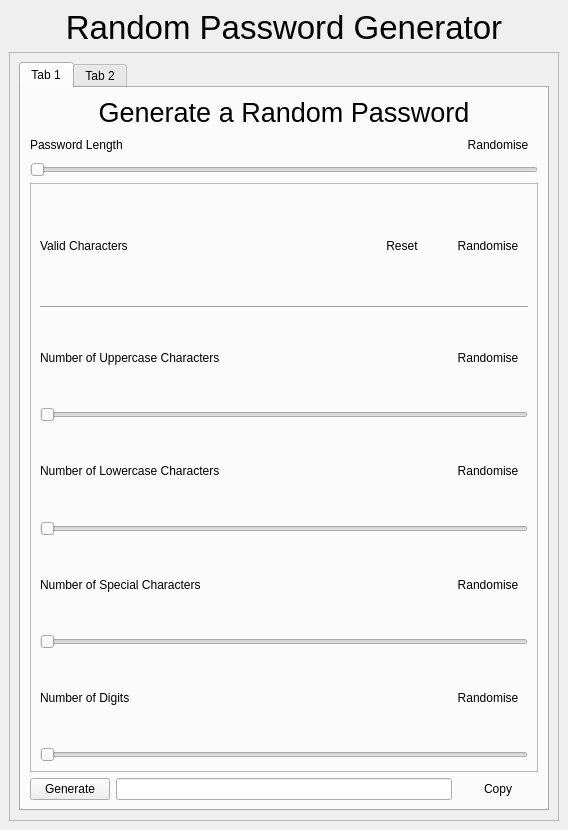
Above: ui/main_window.ui from sonalkarmakar/Random-Password-Generator before the change. Below: the same form after it.
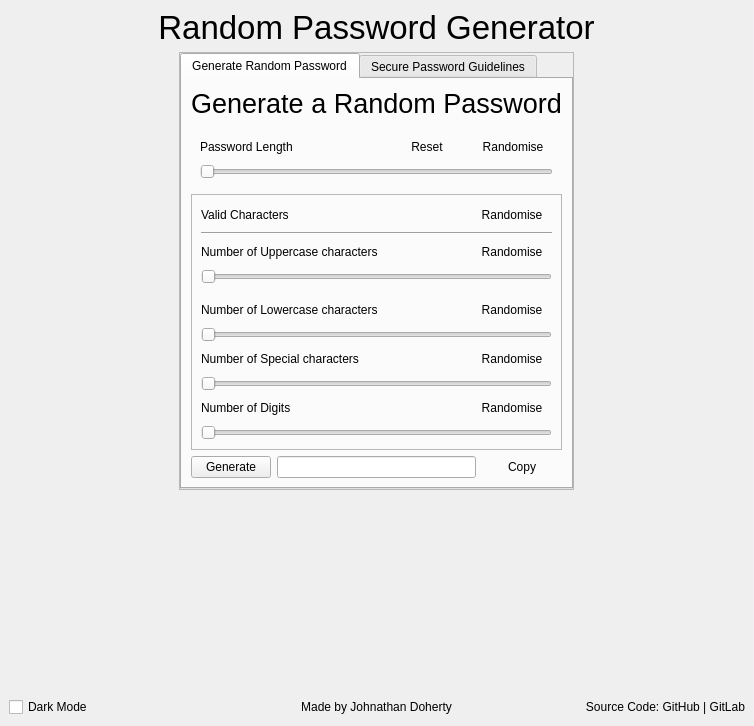
That is the form after the change.

Commit message: Created new layout matching the usual template

The edit to the form file:
```diff
--- a/ui/main_window.ui
+++ b/ui/main_window.ui
@@ -6,35 +6,20 @@
    <rect>
     <x>0</x>
     <y>0</y>
-    <width>568</width>
-    <height>830</height>
+    <width>754</width>
+    <height>726</height>
    </rect>
   </property>
-  <property name="sizePolicy">
-   <sizepolicy hsizetype="Preferred" vsizetype="Expanding">
-    <horstretch>0</horstretch>
-    <verstretch>0</verstretch>
-   </sizepolicy>
-  </property>
   <property name="windowTitle">
    <string>MainWindow</string>
   </property>
   <widget class="QWidget" name="centralwidget">
-   <layout class="QVBoxLayout" name="verticalLayout">
-    <item>
      <layout class="QVBoxLayout" name="verticalLayout_2">
-      <item alignment="Qt::AlignTop">
-       <widget class="QLabel" name="label">
-        <property name="sizePolicy">
-         <sizepolicy hsizetype="Expanding" vsizetype="Preferred">
-          <horstretch>0</horstretch>
-          <verstretch>0</verstretch>
-         </sizepolicy>
-        </property>
+    <item alignment="Qt::AlignHCenter|Qt::AlignTop">
+     <widget class="QLabel" name="MainHeadingLabel">
         <property name="font">
          <font>
           <pointsize>25</pointsize>
-          <bold>false</bold>
          </font>
         </property>
         <property name="text">
@@ -46,9 +31,11 @@
        </widget>
       </item>
       <item>
+     <layout class="QHBoxLayout" name="horizontalLayout">
+      <item alignment="Qt::AlignHCenter">
        <widget class="QFrame" name="frame">
         <property name="sizePolicy">
-         <sizepolicy hsizetype="Preferred" vsizetype="Expanding">
+         <sizepolicy hsizetype="Preferred" vsizetype="Preferred">
           <horstretch>0</horstretch>
           <verstretch>0</verstretch>
          </sizepolicy>
@@ -59,18 +46,40 @@
         <property name="frameShadow">
          <enum>QFrame::Raised</enum>
         </property>
-        <layout class="QVBoxLayout" name="verticalLayout_3">
+        <layout class="QHBoxLayout" name="horizontalLayout_5">
+         <property name="leftMargin">
+          <number>0</number>
+         </property>
+         <property name="topMargin">
+          <number>0</number>
+         </property>
+         <property name="rightMargin">
+          <number>0</number>
+         </property>
+         <property name="bottomMargin">
+          <number>0</number>
+         </property>
          <item>
           <widget class="QTabWidget" name="tabWidget">
+           <property name="minimumSize">
+            <size>
+             <width>0</width>
+             <height>0</height>
+            </size>
+           </property>
+           <property name="currentIndex">
+            <number>0</number>
+           </property>
+           <property name="usesScrollButtons">
+            <bool>false</bool>
+           </property>
            <widget class="QWidget" name="tab">
             <attribute name="title">
-             <string>Tab 1</string>
+             <string>Generate Random Password</string>
             </attribute>
-            <layout class="QVBoxLayout" name="verticalLayout_5">
-             <item>
-              <layout class="QVBoxLayout" name="verticalLayout_4">
-               <item alignment="Qt::AlignTop">
-                <widget class="QLabel" name="label_2">
+            <layout class="QVBoxLayout" name="verticalLayout_3">
+             <item alignment="Qt::AlignHCenter|Qt::AlignTop">
+              <widget class="QLabel" name="label_4">
                  <property name="font">
                   <font>
                    <pointsize>20</pointsize>
@@ -84,15 +93,16 @@
                  </property>
                 </widget>
                </item>
+             <item alignment="Qt::AlignTop">
+              <widget class="QWidget" name="widget" native="true">
+               <layout class="QVBoxLayout" name="verticalLayout_4">
                <item>
-                <layout class="QVBoxLayout" name="verticalLayout_6">
-                 <item>
-                  <layout class="QHBoxLayout" name="horizontalLayout">
-                   <item alignment="Qt::AlignVCenter">
-                    <widget class="QLabel" name="label_3">
+                 <layout class="QHBoxLayout" name="horizontalLayout_6">
+                  <item alignment="Qt::AlignLeft">
+                   <widget class="QLabel" name="label_5">
                      <property name="sizePolicy">
-                      <sizepolicy hsizetype="Expanding" vsizetype="Fixed">
-                       <horstretch>0</horstretch>
+                     <sizepolicy hsizetype="Preferred" vsizetype="Preferred">
+                      <horstretch>1</horstretch>
                        <verstretch>0</verstretch>
                       </sizepolicy>
                      </property>
@@ -101,7 +111,17 @@
                      </property>
                     </widget>
                    </item>
-                   <item alignment="Qt::AlignRight|Qt::AlignVCenter">
+                  <item alignment="Qt::AlignRight">
+                   <widget class="QPushButton" name="pushButton_3">
+                    <property name="text">
+                     <string>Reset</string>
+                    </property>
+                    <property name="flat">
+                     <bool>true</bool>
+                    </property>
+                   </widget>
+                  </item>
+                  <item alignment="Qt::AlignRight">
                     <widget class="QPushButton" name="pushButton">
                      <property name="text">
                       <string>Randomise</string>
@@ -113,7 +133,7 @@
                    </item>
                   </layout>
                  </item>
-                 <item>
+                <item alignment="Qt::AlignTop">
                   <widget class="QSlider" name="horizontalSlider">
                    <property name="orientation">
                     <enum>Qt::Horizontal</enum>
@@ -121,29 +141,39 @@
                   </widget>
                  </item>
                 </layout>
+              </widget>
                </item>
                <item>
-                <widget class="QFrame" name="frame_2">
-                 <property name="sizePolicy">
-                  <sizepolicy hsizetype="Preferred" vsizetype="Expanding">
-                   <horstretch>0</horstretch>
-                   <verstretch>0</verstretch>
-                  </sizepolicy>
-                 </property>
+              <widget class="QFrame" name="frame_4">
                  <property name="frameShape">
                   <enum>QFrame::StyledPanel</enum>
                  </property>
                  <property name="frameShadow">
                   <enum>QFrame::Raised</enum>
                  </property>
-                 <layout class="QVBoxLayout" name="verticalLayout_11">
+               <layout class="QVBoxLayout" name="verticalLayout">
                   <item>
-                   <layout class="QHBoxLayout" name="horizontalLayout_2">
-                    <item alignment="Qt::AlignVCenter">
-                     <widget class="QLabel" name="label_4">
+                 <widget class="QWidget" name="widget_2" native="true">
+                  <layout class="QVBoxLayout" name="verticalLayout_5">
+                   <property name="leftMargin">
+                    <number>0</number>
+                   </property>
+                   <property name="topMargin">
+                    <number>0</number>
+                   </property>
+                   <property name="rightMargin">
+                    <number>0</number>
+                   </property>
+                   <property name="bottomMargin">
+                    <number>0</number>
+                   </property>
+                   <item>
+                    <layout class="QHBoxLayout" name="horizontalLayout_4">
+                     <item>
+                      <widget class="QLabel" name="label_6">
                       <property name="sizePolicy">
-                       <sizepolicy hsizetype="Expanding" vsizetype="Preferred">
-                        <horstretch>0</horstretch>
+                        <sizepolicy hsizetype="Preferred" vsizetype="Preferred">
+                         <horstretch>1</horstretch>
                         <verstretch>0</verstretch>
                        </sizepolicy>
                       </property>
@@ -152,17 +182,7 @@
                       </property>
                      </widget>
                     </item>
-                    <item alignment="Qt::AlignRight|Qt::AlignVCenter">
-                     <widget class="QPushButton" name="pushButton_3">
-                      <property name="text">
-                       <string>Reset</string>
-                      </property>
-                      <property name="flat">
-                       <bool>true</bool>
-                      </property>
-                     </widget>
-                    </item>
-                    <item alignment="Qt::AlignRight|Qt::AlignVCenter">
+                     <item alignment="Qt::AlignRight">
                      <widget class="QPushButton" name="pushButton_2">
                       <property name="text">
                        <string>Randomise</string>
@@ -181,24 +201,40 @@
                     </property>
                    </widget>
                   </item>
-                  <item>
-                   <layout class="QVBoxLayout" name="verticalLayout_7">
+                  </layout>
+                 </widget>
+                </item>
+                <item alignment="Qt::AlignTop">
+                 <widget class="QWidget" name="widget_3" native="true">
+                  <layout class="QVBoxLayout" name="verticalLayout_6">
+                   <property name="leftMargin">
+                    <number>0</number>
+                   </property>
+                   <property name="topMargin">
+                    <number>0</number>
+                   </property>
+                   <property name="rightMargin">
+                    <number>0</number>
+                   </property>
+                   <property name="bottomMargin">
+                    <number>0</number>
+                   </property>
                     <item>
                      <layout class="QHBoxLayout" name="horizontalLayout_3">
-                      <item alignment="Qt::AlignVCenter">
-                       <widget class="QLabel" name="label_5">
+                     <item alignment="Qt::AlignLeft">
+                      <widget class="QLabel" name="label_7">
                         <property name="sizePolicy">
-                         <sizepolicy hsizetype="Expanding" vsizetype="Fixed">
-                          <horstretch>0</horstretch>
+                        <sizepolicy hsizetype="Preferred" vsizetype="Preferred">
+                         <horstretch>1</horstretch>
                           <verstretch>0</verstretch>
                          </sizepolicy>
                         </property>
                         <property name="text">
-                         <string>Number of Uppercase Characters</string>
+                        <string>Number of Uppercase characters</string>
                         </property>
                        </widget>
                       </item>
-                      <item alignment="Qt::AlignRight|Qt::AlignVCenter">
+                     <item alignment="Qt::AlignRight">
                        <widget class="QPushButton" name="pushButton_4">
                         <property name="text">
                          <string>Randomise</string>
@@ -210,7 +246,7 @@
                       </item>
                      </layout>
                     </item>
-                    <item>
+                   <item alignment="Qt::AlignTop">
                      <widget class="QSlider" name="horizontalSlider_2">
                       <property name="orientation">
                        <enum>Qt::Horizontal</enum>
@@ -218,25 +254,36 @@
                      </widget>
                     </item>
                    </layout>
+                 </widget>
                   </item>
                   <item>
-                   <layout class="QVBoxLayout" name="verticalLayout_8">
+                 <widget class="QWidget" name="widget_4" native="true">
+                  <layout class="QVBoxLayout" name="verticalLayout_7">
+                   <property name="leftMargin">
+                    <number>0</number>
+                   </property>
+                   <property name="rightMargin">
+                    <number>0</number>
+                   </property>
+                   <property name="bottomMargin">
+                    <number>0</number>
+                   </property>
                     <item>
-                     <layout class="QHBoxLayout" name="horizontalLayout_4">
-                      <item alignment="Qt::AlignVCenter">
-                       <widget class="QLabel" name="label_6">
+                    <layout class="QHBoxLayout" name="horizontalLayout_7">
+                     <item alignment="Qt::AlignLeft">
+                      <widget class="QLabel" name="label_8">
                         <property name="sizePolicy">
-                         <sizepolicy hsizetype="Expanding" vsizetype="Fixed">
-                          <horstretch>0</horstretch>
+                        <sizepolicy hsizetype="Preferred" vsizetype="Preferred">
+                         <horstretch>1</horstretch>
                           <verstretch>0</verstretch>
                          </sizepolicy>
                         </property>
                         <property name="text">
-                         <string>Number of Lowercase Characters</string>
+                        <string>Number of Lowercase characters</string>
                         </property>
                        </widget>
                       </item>
-                      <item alignment="Qt::AlignRight|Qt::AlignVCenter">
+                     <item alignment="Qt::AlignRight">
                        <widget class="QPushButton" name="pushButton_5">
                         <property name="text">
                          <string>Randomise</string>
@@ -248,7 +295,7 @@
                       </item>
                      </layout>
                     </item>
-                    <item>
+                   <item alignment="Qt::AlignTop">
                      <widget class="QSlider" name="horizontalSlider_3">
                       <property name="orientation">
                        <enum>Qt::Horizontal</enum>
@@ -256,25 +303,39 @@
                      </widget>
                     </item>
                    </layout>
+                 </widget>
                   </item>
                   <item>
-                   <layout class="QVBoxLayout" name="verticalLayout_9">
+                 <widget class="QWidget" name="widget_5" native="true">
+                  <layout class="QVBoxLayout" name="verticalLayout_8">
+                   <property name="leftMargin">
+                    <number>0</number>
+                   </property>
+                   <property name="topMargin">
+                    <number>0</number>
+                   </property>
+                   <property name="rightMargin">
+                    <number>0</number>
+                   </property>
+                   <property name="bottomMargin">
+                    <number>0</number>
+                   </property>
                     <item>
-                     <layout class="QHBoxLayout" name="horizontalLayout_5">
-                      <item alignment="Qt::AlignVCenter">
-                       <widget class="QLabel" name="label_7">
+                    <layout class="QHBoxLayout" name="horizontalLayout_8">
+                     <item alignment="Qt::AlignLeft">
+                      <widget class="QLabel" name="label_9">
                         <property name="sizePolicy">
-                         <sizepolicy hsizetype="Expanding" vsizetype="Fixed">
-                          <horstretch>0</horstretch>
+                        <sizepolicy hsizetype="Preferred" vsizetype="Preferred">
+                         <horstretch>1</horstretch>
                           <verstretch>0</verstretch>
                          </sizepolicy>
                         </property>
                         <property name="text">
-                         <string>Number of Special Characters</string>
+                        <string>Number of Special characters</string>
                         </property>
                        </widget>
                       </item>
-                      <item alignment="Qt::AlignRight|Qt::AlignVCenter">
+                     <item alignment="Qt::AlignRight">
                        <widget class="QPushButton" name="pushButton_6">
                         <property name="text">
                          <string>Randomise</string>
@@ -286,7 +347,7 @@
                       </item>
                      </layout>
                     </item>
-                    <item>
+                   <item alignment="Qt::AlignTop">
                      <widget class="QSlider" name="horizontalSlider_4">
                       <property name="orientation">
                        <enum>Qt::Horizontal</enum>
@@ -294,16 +355,30 @@
                      </widget>
                     </item>
                    </layout>
+                 </widget>
                   </item>
                   <item>
-                   <layout class="QVBoxLayout" name="verticalLayout_10">
+                 <widget class="QWidget" name="widget_6" native="true">
+                  <layout class="QVBoxLayout" name="verticalLayout_9">
+                   <property name="leftMargin">
+                    <number>0</number>
+                   </property>
+                   <property name="topMargin">
+                    <number>0</number>
+                   </property>
+                   <property name="rightMargin">
+                    <number>0</number>
+                   </property>
+                   <property name="bottomMargin">
+                    <number>0</number>
+                   </property>
                     <item>
-                     <layout class="QHBoxLayout" name="horizontalLayout_6">
-                      <item alignment="Qt::AlignVCenter">
-                       <widget class="QLabel" name="label_8">
+                    <layout class="QHBoxLayout" name="horizontalLayout_9">
+                     <item alignment="Qt::AlignLeft">
+                      <widget class="QLabel" name="label_10">
                         <property name="sizePolicy">
-                         <sizepolicy hsizetype="Expanding" vsizetype="Fixed">
-                          <horstretch>0</horstretch>
+                        <sizepolicy hsizetype="Preferred" vsizetype="Preferred">
+                         <horstretch>1</horstretch>
                           <verstretch>0</verstretch>
                          </sizepolicy>
                         </property>
@@ -312,7 +387,7 @@
                         </property>
                        </widget>
                       </item>
-                      <item alignment="Qt::AlignRight|Qt::AlignVCenter">
+                     <item alignment="Qt::AlignRight">
                        <widget class="QPushButton" name="pushButton_7">
                         <property name="text">
                          <string>Randomise</string>
@@ -324,7 +399,7 @@
                       </item>
                      </layout>
                     </item>
-                    <item>
+                   <item alignment="Qt::AlignTop">
                      <widget class="QSlider" name="horizontalSlider_5">
                       <property name="orientation">
                        <enum>Qt::Horizontal</enum>
@@ -332,29 +407,31 @@
                      </widget>
                     </item>
                    </layout>
-                  </item>
-                 </layout>
                 </widget>
                </item>
               </layout>
+              </widget>
              </item>
              <item>
               <layout class="QHBoxLayout" name="horizontalLayout_10">
-               <item alignment="Qt::AlignLeft|Qt::AlignVCenter">
+               <item alignment="Qt::AlignLeft">
                 <widget class="QPushButton" name="pushButton_8">
                  <property name="text">
                   <string>Generate</string>
                  </property>
                 </widget>
                </item>
-               <item alignment="Qt::AlignVCenter">
+               <item>
                 <widget class="QLineEdit" name="lineEdit">
-                 <property name="alignment">
-                  <set>Qt::AlignCenter</set>
+                 <property name="sizePolicy">
+                  <sizepolicy hsizetype="Expanding" vsizetype="Fixed">
+                   <horstretch>1</horstretch>
+                   <verstretch>0</verstretch>
+                  </sizepolicy>
                  </property>
                 </widget>
                </item>
-               <item alignment="Qt::AlignRight|Qt::AlignVCenter">
+               <item alignment="Qt::AlignRight">
                 <widget class="QPushButton" name="pushButton_9">
                  <property name="text">
                   <string>Copy</string>
@@ -370,7 +447,7 @@
            </widget>
            <widget class="QWidget" name="tab_2">
             <attribute name="title">
-             <string>Tab 2</string>
+             <string>Secure Password Guidelines</string>
             </attribute>
            </widget>
           </widget>
@@ -380,6 +457,56 @@
       </item>
      </layout>
     </item>
+    <item>
+     <spacer name="BottomVerticalSpacer">
+      <property name="orientation">
+       <enum>Qt::Vertical</enum>
+      </property>
+      <property name="sizeHint" stdset="0">
+       <size>
+        <width>20</width>
+        <height>40</height>
+       </size>
+      </property>
+     </spacer>
+    </item>
+    <item>
+     <layout class="QHBoxLayout" name="BottomBarHorizontalLayout">
+      <item alignment="Qt::AlignLeft">
+       <widget class="QCheckBox" name="DarkModeCheckBox">
+        <property name="text">
+         <string>Dark Mode</string>
+        </property>
+       </widget>
+      </item>
+      <item alignment="Qt::AlignHCenter|Qt::AlignVCenter">
+       <widget class="QLabel" name="AuthorLabel">
+        <property name="sizePolicy">
+         <sizepolicy hsizetype="Preferred" vsizetype="Preferred">
+          <horstretch>0</horstretch>
+          <verstretch>0</verstretch>
+         </sizepolicy>
+        </property>
+        <property name="text">
+         <string>Made by Johnathan Doherty</string>
+        </property>
+        <property name="alignment">
+         <set>Qt::AlignCenter</set>
+        </property>
+       </widget>
+      </item>
+      <item alignment="Qt::AlignRight">
+       <widget class="QLabel" name="SourceCodeLinkLabel">
+        <property name="text">
+         <string>Source Code: GitHub | GitLab</string>
+        </property>
+        <property name="alignment">
+         <set>Qt::AlignRight|Qt::AlignTrailing|Qt::AlignVCenter</set>
+        </property>
+       </widget>
+      </item>
+     </layout>
+    </item>
    </layout>
   </widget>
  </widget>
```
Left out of the diff: 4 changed lines with no effect on the pictures. Lines whose indentation alone changed are shown as unchanged.
